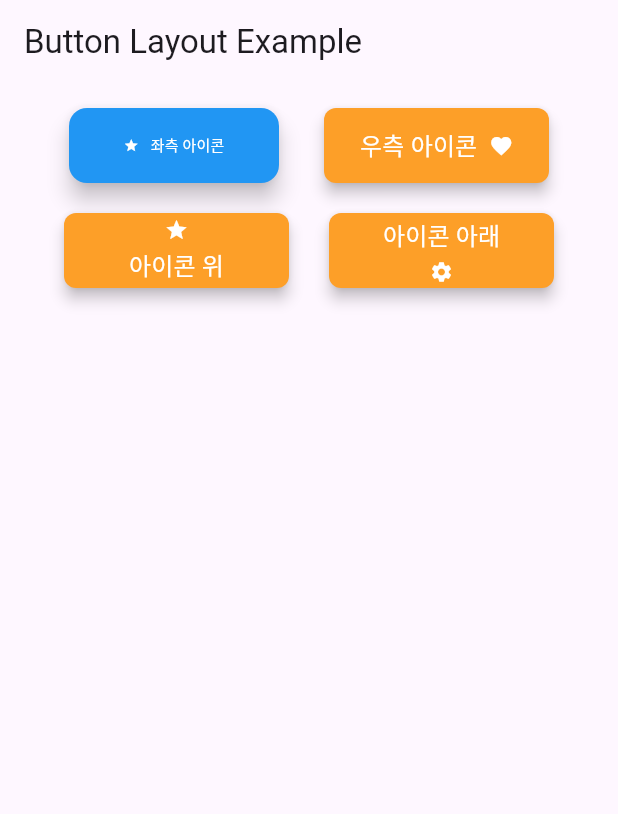
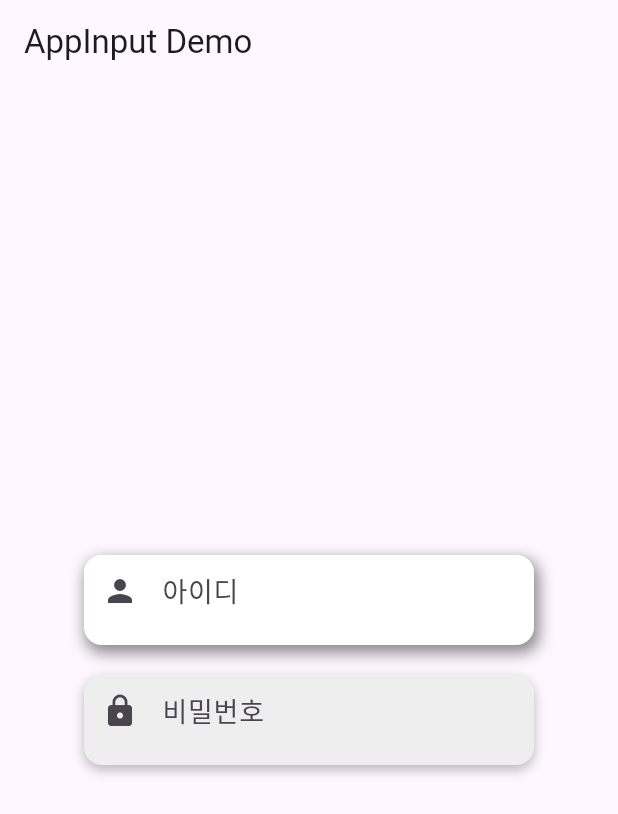
Before and after one commit to sonacbi/BusOn, a Flutter app: the screen it shows after launch, on a phone screen of 412 x 824 dp. Shown: the top 814 px of the screen. Run offline on Flutter 3.47's test engine with Material 3 defaults, Android fonts, the phone set to English and light mode, and no system bars.

Commit message:
confirm : 입력창 구현

```diff
--- a/lib/main.dart
+++ b/lib/main.dart
@@ -1,5 +1,7 @@
+//  입력창 적용 예시
+
 import 'package:flutter/material.dart';
-import 'widgets/app_button.dart';
+import 'widgets/app_input.dart';
 
 void main() {
   runApp(const MyApp());
@@ -10,63 +12,60 @@ class MyApp extends StatelessWidget {
 
   @override
   Widget build(BuildContext context) {
+    final TextEditingController nameController = TextEditingController();
+    final TextEditingController passwordController = TextEditingController();
+
     return MaterialApp(
       home: Scaffold(
-        appBar: AppBar(title: const Text("Button Layout Example")),
-        body: Padding(
+        appBar: AppBar(title: const Text("AppInput Demo")),
+        body: Center(
+          child: Padding(
             padding: const EdgeInsets.all(16.0),
             child: Column(
+              mainAxisSize: MainAxisSize.min,
               children: [
-              // 첫 번째 행 (아이콘 위, 텍스트 아래)
-              Row(
-                mainAxisAlignment: MainAxisAlignment.spaceEvenly,
-                children: [
-                  AppButton(
-                    text: "좌측 아이콘",
-                    icon: Icons.star, // 아이콘
-                    iconPosition: ButtonIconPosition.left, // 아이콘 위치(좌)
-                    color: Colors.blue, // 배경 색
-                    pressedColor: Colors.blueAccent, // 클릭시 배경 색
-                    textColor: Colors.white, // 텍스트 색
-                    width: 140, // 버튼 너비
-                    height: 50, // 버튼 높이
-                    textSize: 10, // 텍스트(폰트) 크기
-                    elevation: 6, // 그림자
+                // 아이디 입력창
+                AppInput(
+                  hintText: "아이디", // 입력찬 안내 문구
+                  controller: nameController, // 외부에서 텍스트 값 가져오기/설정 기능
+                  prefixIcon: const Icon(Icons.person), // 좌 측 아이콘
                   borderRadius: 12, // 모서리 둥글게
-                    onPressed: () {
-                      print("좌측 버튼 눌림");
+                  fillColor: Colors.white, // 배경 색
+                  textColor: Colors.black, // 텍스트 색
+                  width: 300, // 입력창 너비
+                  height: 60, // 입력창 높이
+                  fontSize: 18, // 텍스트 크기
+                  shadowColor: Colors.black45, // 그림자 색
+                  shadowBlur: 8.0, // 퍼지는 정도
+                  shadowSpread: 1.0, // 그림자 크기를 늘리거나 줄임
+                  shadowOffset: const Offset(2, 4), // 그림자 x, y축
+                  onChanged: (value) { // 외부에서 변화 감지
+                    print("Name: $value");
                   },
                 ),
-
-                  AppButton(
-                    text: "우측 아이콘",
-                    icon: Icons.favorite,
-                    iconPosition: ButtonIconPosition.right, // 우로 배치
-                    onPressed: () {},
+                const SizedBox(height: 20),
+                // 비밀번호 입력창
+                AppInput(
+                  hintText: "비밀번호",
+                  controller: passwordController,
+                  obscureText: true,
+                  prefixIcon: const Icon(Icons.lock),
+                  borderRadius: 12,
+                  fillColor: Colors.grey[200]!,
+                  textColor: Colors.black,
+                  width: 300,
+                  height: 60,
+                  fontSize: 18,
+                  shadowColor: Colors.black26,
+                  shadowBlur: 6.0,
+                  shadowSpread: 0.0,
+                  shadowOffset: const Offset(0, 3),
+                  onChanged: (value) {
+                    print("Password: $value");
+                  },
                 ),
               ],
             ),
-              const SizedBox(height: 20),
-              // 두 번째 행 (아이콘 위, 텍스트 아래)
-              Row(
-                mainAxisAlignment: MainAxisAlignment.spaceEvenly,
-                children: [
-                  AppButton(
-                    text: "아이콘 위",
-                    icon: Icons.star,
-                    iconPosition: ButtonIconPosition.top, // 위로 배치
-                    onPressed: () {},
-                  ),
-
-                  AppButton(
-                    text: "아이콘 아래",
-                    icon: Icons.settings,
-                    iconPosition: ButtonIconPosition.bottom, // 아래로 배치
-                    onPressed: () {},
-                  ),
-                ],
-              ),
-            ],
           ),
         ),
       ),
--- a/lib/widgets/app_input.dart
+++ b/lib/widgets/app_input.dart
@@ -1 +1,88 @@
 // lib > widgets > app_input.dart (앱에서 사용할 공통 입력창 위젯)
+
+import 'package:flutter/material.dart';
+
+class AppInput extends StatelessWidget {
+  final String hintText;
+  final TextEditingController controller;
+  final bool obscureText;
+  final TextInputType keyboardType;
+  final bool enabled;
+  final Widget? prefixIcon;
+  final Widget? suffixIcon;
+  final double borderRadius;
+  final Color fillColor;
+  final Color textColor;
+  final double width;
+  final double height;
+  final double fontSize;
+  final ValueChanged<String>? onChanged;
+
+  // 그림자 관련
+  final Color shadowColor;
+  final double shadowBlur;
+  final double shadowSpread;
+  final Offset shadowOffset;
+
+  const AppInput({
+    super.key,
+    required this.hintText,
+    required this.controller,
+    this.obscureText = false,
+    this.keyboardType = TextInputType.text,
+    this.enabled = true,
+    this.prefixIcon,
+    this.suffixIcon,
+    this.borderRadius = 8.0,
+    this.fillColor = Colors.white,
+    this.textColor = Colors.black,
+    this.width = double.infinity,
+    this.height = 50,
+    this.fontSize = 16,
+    this.onChanged,
+    this.shadowColor = Colors.black26,
+    this.shadowBlur = 6.0,
+    this.shadowSpread = 0.0,
+    this.shadowOffset = const Offset(0, 4),
+  });
+
+  @override
+  Widget build(BuildContext context) {
+    return Container(
+      width: width,
+      height: height,
+      decoration: BoxDecoration(
+        color: fillColor,
+        borderRadius: BorderRadius.circular(borderRadius),
+        boxShadow: [
+          BoxShadow(
+            color: shadowColor,
+            blurRadius: shadowBlur,
+            spreadRadius: shadowSpread,
+            offset: shadowOffset,
+          ),
+        ],
+      ),
+      child: TextField(
+        controller: controller,
+        obscureText: obscureText,
+        keyboardType: keyboardType,
+        enabled: enabled,
+        style: TextStyle(color: textColor, fontSize: fontSize),
+        decoration: InputDecoration(
+          hintText: hintText,
+          filled: true,
+          fillColor: fillColor,
+          prefixIcon: prefixIcon,
+          suffixIcon: suffixIcon,
+          border: OutlineInputBorder(
+            borderRadius: BorderRadius.circular(borderRadius),
+            borderSide: BorderSide.none,
+          ),
+          contentPadding: const EdgeInsets.symmetric(horizontal: 16),
+        ),
+        onChanged: onChanged,
+      ),
+    );
+  }
+}
```
Lines whose indentation alone changed are shown as unchanged.
